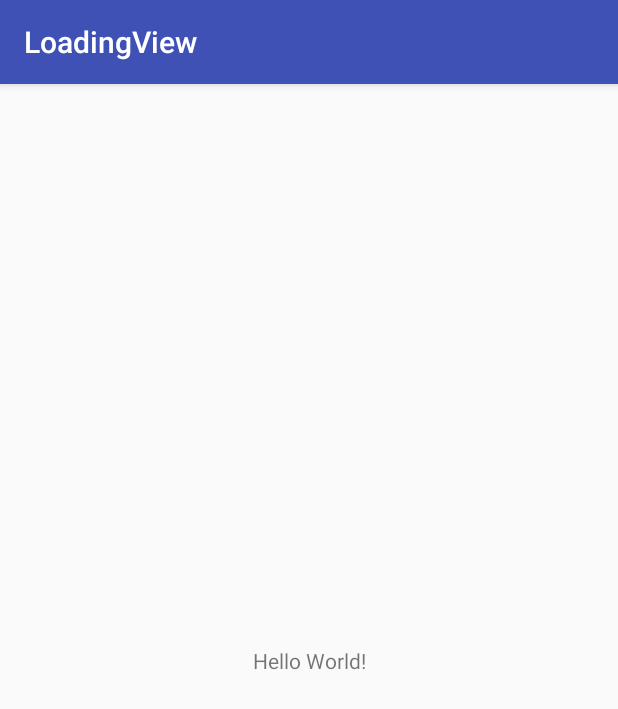
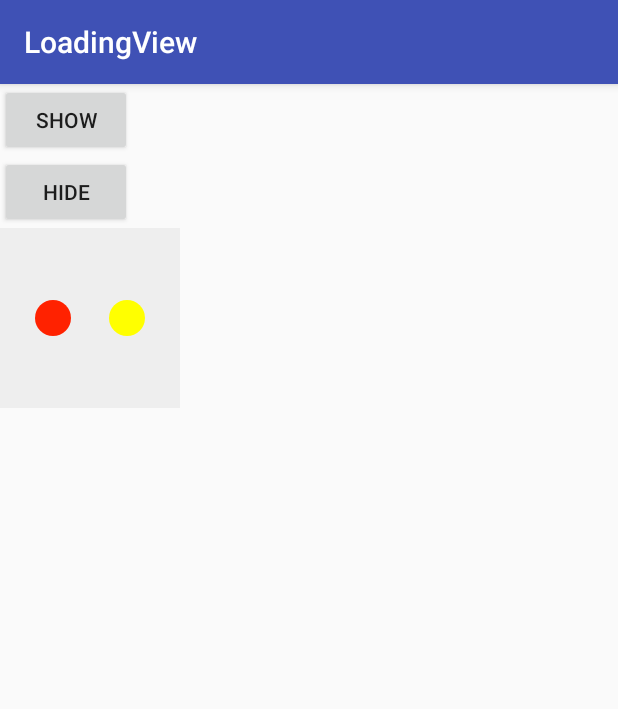
Before and after one commit to shijia109/LoadingView, an Android app: the screen it shows after launch (MainActivity), on a phone screen of 412 x 824 dp. Shown: the top 709 px of the screen. Run offline under Robolectric (Android 15) with nearby library versions, the phone set to English and light mode, and no system bars.

Commit message:
添加控制

```diff
--- a/app/build.gradle
+++ b/app/build.gradle
@@ -2,6 +2,7 @@ apply plugin: 'com.android.application'
 
 android {
     compileSdkVersion 26
+    buildToolsVersion '26.0.2'
     defaultConfig {
         applicationId "com.sj.loadingview"
         minSdkVersion 14
@@ -23,6 +24,7 @@ dependencies {
     implementation 'com.android.support:appcompat-v7:26.1.0'
     implementation 'com.android.support.constraint:constraint-layout:1.1.0'
     testImplementation 'junit:junit:4.12'
+    compile project(':library')
     androidTestImplementation 'com.android.support.test:runner:1.0.2'
     androidTestImplementation 'com.android.support.test.espresso:espresso-core:3.0.2'
 }
--- a/app/src/main/java/com/sj/loadingview/MainActivity.java
+++ b/app/src/main/java/com/sj/loadingview/MainActivity.java
@@ -1,13 +1,44 @@
 package com.sj.loadingview;
 
+import android.animation.ValueAnimator;
+import android.content.Context;
+import android.content.res.TypedArray;
+import android.graphics.Canvas;
+import android.graphics.Color;
+import android.graphics.Paint;
+import android.support.annotation.NonNull;
+import android.support.annotation.Nullable;
 import android.support.v7.app.AppCompatActivity;
 import android.os.Bundle;
+import android.util.AttributeSet;
+import android.util.TypedValue;
+import android.view.View;
+import android.view.animation.LinearInterpolator;
 
-public class MainActivity extends AppCompatActivity {
+import com.sj.library.BallLoadingView;
+
+public class MainActivity extends AppCompatActivity implements View.OnClickListener {
+    private BallLoadingView loadingView;
 
     @Override
     protected void onCreate(Bundle savedInstanceState) {
         super.onCreate(savedInstanceState);
         setContentView(R.layout.activity_main);
+
+        findViewById(R.id.show).setOnClickListener(this);
+        findViewById(R.id.hide).setOnClickListener(this);
+        loadingView = findViewById(R.id.loadingView);
+    }
+
+    @Override
+    public void onClick(View v) {
+        switch (v.getId()) {
+            case R.id.show:
+                loadingView.setVisibility(View.VISIBLE);
+                break;
+            case R.id.hide:
+                loadingView.setVisibility(View.GONE);
+                break;
+        }
     }
 }
--- a/app/src/main/res/layout/activity_main.xml
+++ b/app/src/main/res/layout/activity_main.xml
@@ -1,18 +1,29 @@
 <?xml version="1.0" encoding="utf-8"?>
-<android.support.constraint.ConstraintLayout xmlns:android="http://schemas.android.com/apk/res/android"
+<LinearLayout xmlns:android="http://schemas.android.com/apk/res/android"
     xmlns:app="http://schemas.android.com/apk/res-auto"
     xmlns:tools="http://schemas.android.com/tools"
     android:layout_width="match_parent"
     android:layout_height="match_parent"
-    tools:context=".MainActivity">
+    android:orientation="vertical">
 
-    <TextView
+    <Button
+        android:id="@+id/show"
+        android:text="show"
         android:layout_width="wrap_content"
-        android:layout_height="wrap_content"
-        android:text="Hello World!"
-        app:layout_constraintBottom_toBottomOf="parent"
-        app:layout_constraintLeft_toLeftOf="parent"
-        app:layout_constraintRight_toRightOf="parent"
-        app:layout_constraintTop_toTopOf="parent" />
+        android:layout_height="wrap_content" />
 
-</android.support.constraint.ConstraintLayout>
+    <Button
+        android:id="@+id/hide"
+        android:text="hide"
+        android:layout_width="wrap_content"
+        android:layout_height="wrap_content" />
+
+    <com.sj.library.BallLoadingView
+        android:id="@+id/loadingView"
+        android:background="#eee"
+        app:color1="#ff0"
+        app:color2="#f20"
+        app:startAngle="90"
+        android:layout_width="120dp"
+        android:layout_height="120dp" />
+</LinearLayout>
```
